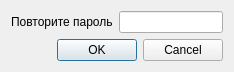
Above: Qt/Lesson_3/dialog_log.ui from MoroSkoro/origin before the change. Below: the same form after it.
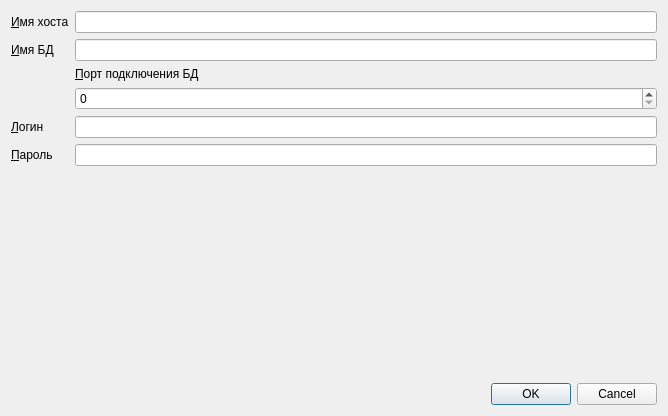
That is the form after the change.

The edit to the form file:
```diff
--- a/Qt/Lesson_3/dialog_log.ui
+++ b/Qt/Lesson_3/dialog_log.ui
@@ -6,25 +6,97 @@
    <rect>
     <x>0</x>
     <y>0</y>
-    <width>234</width>
-    <height>72</height>
+    <width>668</width>
+    <height>416</height>
    </rect>
   </property>
   <property name="windowTitle">
    <string>Dialog</string>
   </property>
-  <layout class="QFormLayout" name="formLayout">
-   <item row="0" column="0">
-    <widget class="QLabel" name="label">
-     <property name="text">
-      <string>Повторите пароль</string>
-     </property>
-    </widget>
+  <layout class="QVBoxLayout" name="verticalLayout">
+   <item>
+    <layout class="QFormLayout" name="formLayout">
+     <item row="0" column="0">
+      <widget class="QLabel" name="lab_host">
+       <property name="text">
+        <string>&amp;Имя хоста</string>
+       </property>
+       <property name="buddy">
+        <cstring>lineE_host</cstring>
+       </property>
+      </widget>
+     </item>
+     <item row="0" column="1">
+      <widget class="QLineEdit" name="lineE_host"/>
+     </item>
+     <item row="1" column="0">
+      <widget class="QLabel" name="lab_nameBD">
+       <property name="text">
+        <string>&amp;Имя БД</string>
+       </property>
+       <property name="buddy">
+        <cstring>lineE_nameBD</cstring>
+       </property>
+      </widget>
+     </item>
+     <item row="1" column="1">
+      <widget class="QLineEdit" name="lineE_nameBD"/>
+     </item>
+     <item row="4" column="0">
+      <widget class="QLabel" name="lab_log">
+       <property name="text">
+        <string>&amp;Логин</string>
+       </property>
+       <property name="buddy">
+        <cstring>lineE_log</cstring>
+       </property>
+      </widget>
+     </item>
+     <item row="4" column="1">
+      <widget class="QLineEdit" name="lineE_log"/>
+     </item>
+     <item row="5" column="0">
+      <widget class="QLabel" name="lab_parole">
+       <property name="text">
+        <string>&amp;Пароль</string>
+       </property>
+       <property name="buddy">
+        <cstring>lineE_parole</cstring>
+       </property>
+      </widget>
+     </item>
+     <item row="5" column="1">
+      <widget class="QLineEdit" name="lineE_parole"/>
+     </item>
+     <item row="3" column="1">
+      <widget class="QSpinBox" name="spB_port">
+       <property name="wrapping">
+        <bool>false</bool>
+       </property>
+       <property name="frame">
+        <bool>true</bool>
+       </property>
+       <property name="readOnly">
+        <bool>false</bool>
+       </property>
+       <property name="buttonSymbols">
+        <enum>QAbstractSpinBox::UpDownArrows</enum>
+       </property>
+      </widget>
+     </item>
+     <item row="2" column="1">
+      <widget class="QLabel" name="lab_port">
+       <property name="text">
+        <string>&amp;Порт подключения БД</string>
+       </property>
+       <property name="buddy">
+        <cstring>spB_port</cstring>
+       </property>
+      </widget>
+     </item>
+    </layout>
    </item>
-   <item row="0" column="1">
-    <widget class="QLineEdit" name="lineEdit"/>
-   </item>
-   <item row="1" column="0" colspan="2">
+   <item>
     <widget class="QDialogButtonBox" name="buttonBox">
      <property name="orientation">
       <enum>Qt::Horizontal</enum>
```
Left out of the diff: 4 changed lines with no effect on the pictures.
